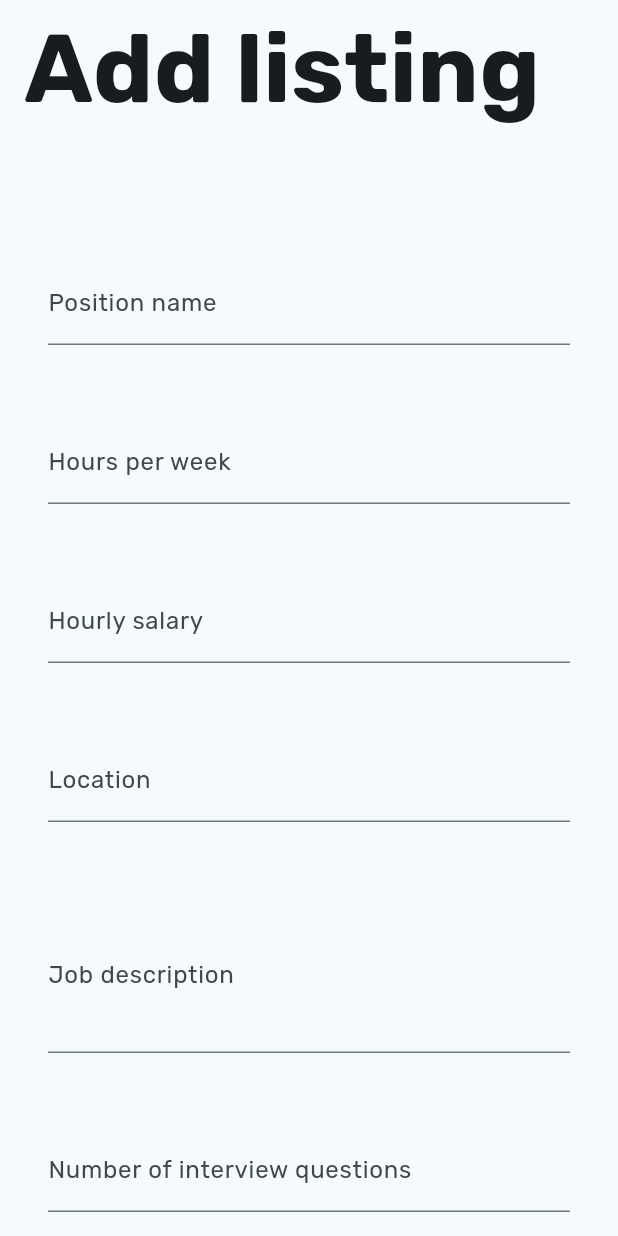
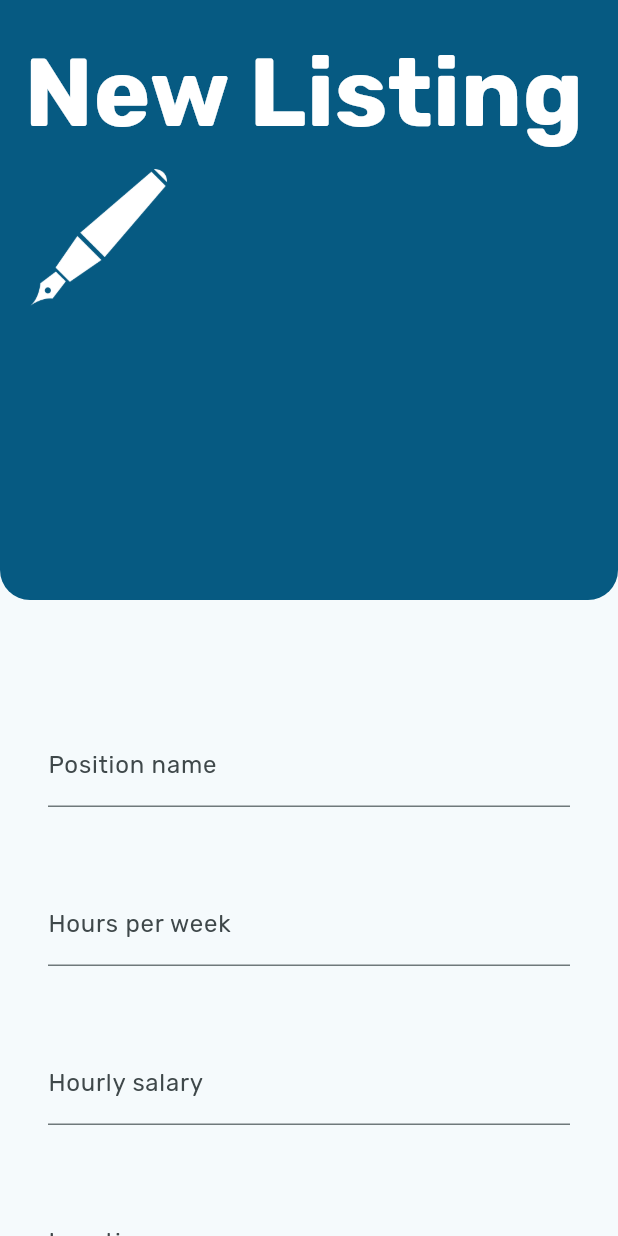
Before and after one commit to crhsidea/tamuhack24, a Flutter app: the MainScreenNav screen opened directly, item 3 of the bottom bar chosen, after a tap on "Add a listing!", on a phone screen of 412 x 824 dp. Run offline on Flutter 3.47's test engine with Material 3 defaults, Android fonts, the phone set to English and light mode, and no system bars; our stand-ins replace file_picker, image_picker, modal_bottom_sheet, persistent_bottom_nav_bar, supabase_flutter, wave; missing offline and left inert: current_location, dynamic_form; accounts and stored records are empty; network calls fail.

Commit message:
lots of petit fixes

```diff
--- a/lib/pages/addlisting.dart
+++ b/lib/pages/addlisting.dart
@@ -50,11 +50,30 @@ class AddListingPageState extends State<AddListingPage> {
                     children: [
           Align(
               alignment: Alignment.topLeft,
+              child:
+									 Container(
+											decoration: BoxDecoration(
+											borderRadius: BorderRadius.only(bottomLeft: Radius.circular(20),bottomRight:Radius.circular(20)),
+											color: Color(0xFF065A82),
+										),
+										width: MediaQuery.of(context).size.width,
+										height: 400,
 										child: Padding(
-                  padding: EdgeInsets.only(left: 16.0),
-                  child: Text("Add listing",
-                      style: TextStyle(
-                          fontSize: 64.0, fontWeight: FontWeight.bold)))),
+											padding: EdgeInsets.all(16.0),
+											child: Column(
+											 crossAxisAlignment: CrossAxisAlignment.start,
+											 children:	[
+												Text("New Listing", style: TextStyle(color: Colors.white, fontWeight: FontWeight.bold, fontSize: 64.0)),
+												SizedBox(
+													width: 100,
+													height: 100,
+													child: Image.asset("images/ftpen.png")
+												)
+											]
+											)
+										),
+								),
+					),
           SizedBox(height: 50),
           Padding(
               padding: EdgeInsets.all(32.0),
@@ -129,7 +148,8 @@ class AddListingPageState extends State<AddListingPage> {
                               },
                               style: ElevatedButton.styleFrom(
                                 minimumSize: Size(
-                                      MediaQuery.of(context).size.width-250, 30),
+                                    MediaQuery.of(context).size.width - 250,
+                                    30),
                                 backgroundColor: Color(0xFF91A6FF),
                               ),
                               child: Text(
--- a/lib/pages/navbar.dart
+++ b/lib/pages/navbar.dart
@@ -78,25 +78,25 @@ List<PersistentBottomNavBarItem> _navBarsItems() {
     PersistentBottomNavBarItem(
       icon: Icon(Icons.home),
       title: ("Home"),
-      //activeColorPrimary: CupertinoColors.activeBlue,
-      //inactiveColorPrimary: CupertinoColors.systemGrey,
+      activeColorPrimary: Color(0xFF91A6FF),
+      inactiveColorPrimary: CupertinoColors.systemGrey,
     ),
     PersistentBottomNavBarItem(
       icon: Icon(Icons.edit),
       title: ("Apps"),
-      activeColorPrimary: CupertinoColors.activeBlue,
+      activeColorPrimary: Color(0xFF91A6FF),
       inactiveColorPrimary: CupertinoColors.systemGrey,
     ),
     PersistentBottomNavBarItem(
       icon: Icon(Icons.checklist),
       title: ("Listings"),
-      activeColorPrimary: CupertinoColors.activeBlue,
+      activeColorPrimary: Color(0xFF91A6FF),
       inactiveColorPrimary: CupertinoColors.systemGrey,
     ),
     PersistentBottomNavBarItem(
       icon: Icon(Icons.account_circle),
       title: ("Profile"),
-      activeColorPrimary: CupertinoColors.activeBlue,
+      activeColorPrimary: Color(0xFF91A6FF),
       inactiveColorPrimary: CupertinoColors.systemGrey,
     ),
   ];
--- a/lib/pages/navscreens/applications.dart
+++ b/lib/pages/navscreens/applications.dart
@@ -31,7 +31,7 @@ class _ApplicationsPageState extends State<ApplicationsPage> {
             ? ListView(
                 children: snapshot.data!
                     .map(
-                      (e) => Container(color: e.accepted? Colors.green: Colors.red,
+                      (e) => Container(
                       child:ApplicationStatus(
 												application: e
                       ),
--- a/lib/pages/navscreens/home.dart
+++ b/lib/pages/navscreens/home.dart
@@ -18,7 +18,7 @@ class _HomePageState extends State<HomePage> {
         padding: EdgeInsets.only(top: 32.0, left: 32.0, bottom: 16.0),
         child: Align(
           alignment: Alignment.centerLeft,
-          child: Text("Home", style: TextStyle(color: Color(0xFF065A82), fontWeight: FontWeight.bold, fontSize: 64.0)),
+          child: Text("JobJet", style: TextStyle(color: Color(0xFF065A82), fontWeight: FontWeight.bold, fontSize: 64.0)),
         ),
       ),
       Padding(
--- a/lib/pages/navscreens/listing.dart
+++ b/lib/pages/navscreens/listing.dart
@@ -25,11 +25,11 @@ class _ListingsPageState extends State<ListingsPage> {
                   alignment: Alignment.centerLeft,
                   child: Padding(
                       padding: EdgeInsets.only(left: 16.0, top: 16.0),
-                      child: Text("Your listings",
-                          style: TextStyle(
-                            fontSize: 56.0,
-                            fontWeight: FontWeight.bold,
-                          ))),
+											child: Align(
+												alignment: Alignment.centerLeft,
+												child: Text("Listings", style: TextStyle(color: Color(0xFF065A82), fontWeight: FontWeight.bold, fontSize: 64.0)),
+											),
+									)
                 ),
 								Padding(
 									padding: EdgeInsets.all(24.0),
```
Also changed, not shown: lib/backend/application.dart (+21 -8 lines), lib/widget/Application.dart (+16 -4 lines), lib/widget/JobListing.dart (+15 -8 lines), images/ftpen.png (added). Lines whose indentation alone changed are shown as unchanged.
